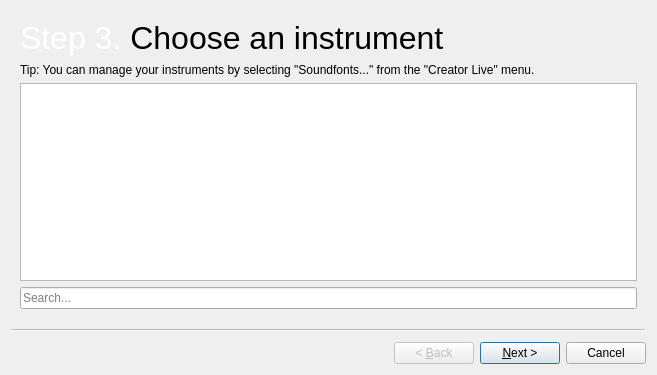
Qt form livesf2/livesf2wizard.ui (jocelyn-stericker/creator-live) before a commit.
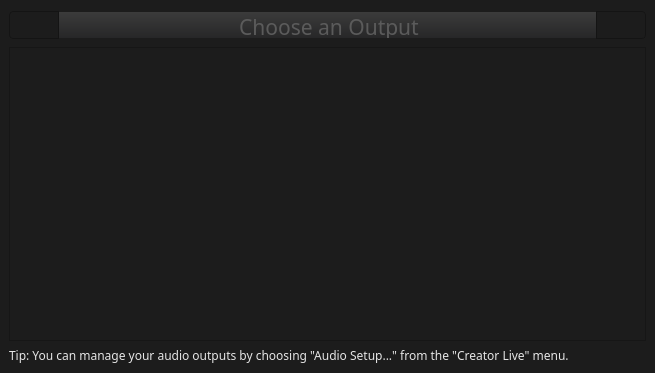
The same form after that commit. Icons and pictures are not drawn.

Diff of the .ui file:
```diff
--- a/livesf2/livesf2wizard.ui
+++ b/livesf2/livesf2wizard.ui
@@ -1,37 +1,537 @@
 <?xml version="1.0" encoding="UTF-8"?>
 <ui version="4.0">
  <class>LiveSF2Wizard</class>
- <widget class="QWizard" name="LiveSF2Wizard">
+ <widget class="QStackedWidget" name="LiveSF2Wizard">
   <property name="geometry">
    <rect>
     <x>0</x>
     <y>0</y>
-    <width>657</width>
-    <height>375</height>
+    <width>655</width>
+    <height>373</height>
    </rect>
   </property>
   <property name="windowTitle">
    <string>Wizard</string>
   </property>
-  <widget class="QWizardPage" name="wizardPage1">
+  <property name="styleSheet">
+   <string notr="true">* {
+    background: #1c1c1c;
+    font-family: handelgotdlig;
+    font-weight: 200;
+}
+
+
+
+ QComboBox {
+     border: 1px solid #141414;
+     border-radius: 4px;
+     padding: 1px 18px 1px 3px;
+     min-width: 6em;
+     color: #e8e8e8;
+ }
+
+ QComboBox:editable {
+    background: #5b5a5b
+ }
+
+ QComboBox:!editable, QComboBox::drop-down:editable {
+      background: qlineargradient(x1: 0, y1: 0, x2: 0, y2: 1,
+      stop: 0 #3c3c3c, stop: 1 #262627);
+ }
+
+ /* QComboBox gets the &quot;on&quot; state when the popup is open */
+ QComboBox:!editable:on, QComboBox::drop-down:editable:on {
+     background: #5b5a5b
+ }
+
+ QComboBox:on { /* shift the text when the popup opens */
+     padding-top: 3px;
+     padding-left: 4px;
+ }
+
+ QComboBox::drop-down {
+     subcontrol-origin: padding;
+     subcontrol-position: top right;
+     width: 15px;
+
+     border-left-width: 1px;
+     border-left-color: darkgray;
+     border-left-style: solid; /* just a single line */
+     border-top-right-radius: 3px; /* same radius as the QComboBox */
+     border-bottom-right-radius: 3px;
+ }
+
+QComboBox QAbstractItemView {
+    border: 1px solid #141414;
+    selection-background-color: #5b5a5b;
+}
+
+ QSpinBox {
+     /*padding-right: 15px; make room for the arrows */
+     background-color: qlineargradient(x1: 0, y1: 0, x2: 0, y2: 1,
+                                      stop: 0 #3c3c3c, stop: 1 #262627);
+    color: #e8e8e8;
+     border: none;
+     border-radius: 4px;
+     /*border-width: 3;*/
+}
+
+QSpinBox::up-button {
+    border: none;
+}
+
+QSpinBox::down-button {
+    border: none;
+}
+
+QLineEdit {
+    border: 1px solid #141414;
+    border-radius: 4px;
+    color: #e8e8e8;
+    background-color: qlineargradient(x1: 0, y1: 0, x2: 0, y2: 1,
+                                     stop: 0 #3c3c3c, stop: 1 #262627);
+    selection-background-color: #e8e8e8;
+    selection-color: #262627
+}
+
+QProgressBar {
+    border: 1px solid #141414;
+    border-radius: 4px;
+    text-align: center;
+ }
+
+
+ QProgressBar::chunk {
+    background-color: qlineargradient(x1: 0, y1: 0, x2: 0, y2: 1,
+                                      stop: 0 #3c3c3c, stop: 1 #262627);
+    width: 20px;
+ }
+
+QFrame, QLabel, QToolTip {
+   color: #e5e5e5;
+   /*border: 1px solid #141414;*/
+}
+
+QFrame[style=&quot;plain&quot;] {
+    border: 100px solid pink;
+}
+
+QAbstractButton {
+   padding: 3px;
+   border: 1px solid #141414;
+   border-radius: 4px;
+   background-color: qlineargradient(x1: 0, y1: 0, x2: 0, y2: 1,
+                                     stop: 0 #3c3c3c, stop: 1 #262627);
+    color: #e8e8e8;
+}
+QAbstractButton::hover {
+   background-color: #5b5a5b;
+}
+
+QAbstractButton::disabled {
+    color: #262627;
+}
+
+QAbstractButton::checked {
+    background-color: #1c1c1c;
+}
+
+ QTabWidget::pane { /* The tab widget frame */
+     border-top: 1px solid #141414;
+     position: absolute;
+     top: -0.5em;
+ }
+
+ QTabWidget::tab-bar {
+     alignment: center;
+ }
+
+ /* Style the tab using the tab sub-control. Note that
+     it reads QTabBar _not_ QTabWidget */
+ QTabBar::tab {
+ background-color: qlineargradient(x1: 0, y1: 0, x2: 0, y2: 1,
+                                   stop: 0 #3c3c3c, stop: 1 #262627);
+
+    border: 1px solid #141414;
+
+     /*border: 2px solid #C4C4C3;
+     border-bottom-color: #C2C7CB; same as the pane color */
+     border-top-left-radius: 4px;
+     border-top-right-radius: 4px;
+     min-width: 8ex;
+     padding: 2px;
+     color: #e8e8e8;
+ }
+
+ QTabBar::tab:selected, QTabBar::tab:hover {
+     background: #5b5a5b;
+ }
+
+ QTabBar::tab:selected {
+     border-color: #5b5a5b;
+     color: #141414;
+     /*border-bottom-color: #C2C7CB; same as pane color */
+ }
+
+ QSlider::groove:horizontal {
+ border: 1px solid #141414;
+     height: 8px; /* the groove expands to the size of the slider by default. by giving it a height, it has a fixed size */
+     background-color: qlineargradient(x1: 0, y1: 0, x2: 0, y2: 1,
+                                       stop: 0 #3c3c3c, stop: 1 #262627);
+     margin: 2px 0;
+ }
+
+ QSlider::handle:horizontal {
+ background-color: qlineargradient(x1: 0, y1: 0, x2: 0, y2: 1,
+                                   stop: 0 #3c3c3c, stop: 1 #262627);     border: 1px solid #5c5c5c;
+     width: 18px;
+     /*margin: -2px 0;  handle is placed by default on the contents rect of the groove. Expand outside the groove */
+     border-radius: 3px;
+ }
+
+  QScrollBar:vertical {
+      border: 0px solid transparent;
+      background: transparent;
+      width: 4px;
+      margin: 0px 0 0px 0;
+  }
+  QScrollBar::handle:vertical {
+      background: #e8e8e8;
+      min-width: 20px;
+      border: 2px solid #e8e8e8;
+      border-radius: 2px;
+  }
+  QScrollBar::add-line:vertical {
+      border: 0px solid transparent;
+      background: transparent;
+      height: 0px;
+      subcontrol-position: bottom;
+      subcontrol-origin: margin;
+  }
+
+  QScrollBar::sub-line:vertical {
+      border: 0px solid transparent;
+      background: transparent;
+      height: 0px;
+      subcontrol-position: top;
+      subcontrol-origin: margin;
+  }
+  QScrollBar::up-arrow:vertical, QScrollBar::down-arrow:vertical {
+      border: 0px solid grey;
+      width: 0px;
+      height: 0px;
+      background: white;
+  }
+
+  QScrollBar::add-page:vertical, QScrollBar::sub-page:vertical {
+      background: none;
+  }
+
+
+
+  QScrollBar:horizontal {
+      border: 0px solid transparent;
+      background: transparent;
+      height: 4px;
+      margin: 0px 0 0px 0;
+  }
+  QScrollBar::handle:horizontal{
+      background: #e8e8e8;
+      min-height: 20px;
+      border: 2px solid #e8e8e8;
+      border-radius: 2px;
+  }
+  QScrollBar::add-line:horizontal {
+      border: 0px solid transparent;
+      background: transparent;
+      height: 0px;
+      subcontrol-position: bottom;
+      subcontrol-origin: margin;
+  }
+
+  QScrollBar::sub-line:horizontal {
+      border: 0px solid transparent;
+      background: transparent;
+      height: 0px;
+      subcontrol-position: top;
+      subcontrol-origin: margin;
+  }
+  QScrollBar::up-arrow:horizontal, QScrollBar::down-arrow:horizontal {
+      border: 0px solid grey;
+      width: 0px;
+      height: 0px;
+      background: white;
+  }
+
+  QScrollBar::add-page:vertical, QScrollBar::sub-page:vertical {
+      background: none;
+  }
+
+
+
+
+
+QSlider::groove:horizontal {
+border: 1px solid #bbb;
+background: white;
+height: 20px;
+border-radius: 4px;
+}
+
+QSlider::groove:vertical {
+border: 1px solid #bbb;
+background: white;
+width: 50px;
+border-radius: 4px;
+}
+
+QSlider::sub-page:horizontal {
+background: qlineargradient(x1: 0, y1: 0,    x2: 0, y2: 1,
+    stop: 0 #444, stop: 1 #bbb);
+background: qlineargradient(x1: 0, y1: 0.2, x2: 1, y2: 1,
+    stop: 0 #bbb, stop: 1 #555);
+border: 0px solid #777;
+height: 40px;
+border-radius: 4px;
+border-top-left-radius: 4px;
+border-top-right-radius: 0px;
+border-bottom-left-radius: 4px;
+border-bottom-right-radius: 0px;
+}
+
+QSlider::sub-page:vertical {
+background: qlineargradient(x1: 0, y1: 1,    x2: 0, y2: 0,
+    stop: 0 #bbb, stop: 1 #444);
+background: qlineargradient(x1: 0, y1: 1, x2: 1, y2: 0.2,
+    stop: 0 #555, stop: 1 #bbb);
+border: 0px solid #777;
+width: 53px;
+border-top-left-radius: 4px;
+border-top-right-radius: 4px;
+border-bottom-left-radius: 0px;
+border-bottom-right-radius: 0px;
+}
+
+QSlider::add-page:horizontal {
+background: qlineargradient(x1: 0, y1: 1,    x2: 0, y2: 0,
+    stop: 0 #bbb, stop: 1 #444);
+background: qlineargradient(x1: 0, y1: 1, x2: 1, y2: 0.2,
+    stop: 0 #555, stop: 1 #bbb);
+border: 0px solid #777;
+height: 40px;
+border-top-left-radius: 0px;
+border-top-right-radius: 4px;
+border-bottom-left-radius: 0px;
+border-bottom-right-radius: 4px;
+}
+
+QSlider::add-page:vertical {
+background: qlineargradient(x1: 0, y1: 1,    x2: 0, y2: 0,
+    stop: 0 #444, stop: 1 #bbb);
+background: qlineargradient(x1: 1, y1: 1, x2: 0, y2: 0.2,
+    stop: 0 #bbb, stop: 1 #555);
+border: 0px solid #777;
+width: 53px;
+border-top-left-radius: 0px;
+border-top-right-radius: 0px;
+border-bottom-left-radius: 4px;
+border-bottom-right-radius: 4px;
+}
+
+QSlider::handle:horizontal {
+     background-color: qlineargradient(x1: 0, y1: 0, x2: 0, y2: 1,
+                                      stop: 0 #3c3c3c, stop: 1 #262627);
+border: 1px solid #777;
+width: 53px;
+margin-top: -2px;
+margin-bottom: -2px;
+border-radius: 10px;
+margin: 2px;
+}
+
+QSlider::handle:vertical {
+     background-color: qlineargradient(x1: 0, y1: 0, x2: 0, y2: 1,
+                                      stop: 0 #3c3c3c, stop: 1 #262627);
+border: 1px solid #777;
+height: 33px;
+margin-top: -2px;
+margin-bottom: -2px;
+border-radius: 10px;
+margin: 2px;
+}
+
+QSlider::sub-page:horizontal:disabled {
+background: #bbb;
+border-color: #999;
+}
+
+QSlider::sub-page:vertical:disabled {
+background: #bbb;
+border-color: #999;
+}
+
+QSlider::add-page:horizontal:disabled {
+background: #eee;
+border-color: #999;
+}
+
+QSlider::add-page:vertical:disabled {
+background: #eee;
+border-color: #999;
+}
+
+QSlider::handle:horizontal:disabled {
+background: #eee;
+border: 1px solid #aaa;
+border-radius: 4px;
+}
+
+QSlider::handle:vertical:disabled {
+background: #eee;
+border: 1px solid #aaa;
+border-radius: 4px;
+}
+
+QStackedWidget {
+background: #1c1c1c;
+border-top-left-radius: 4px;
+border-bottom-left-radius: 4px;
+border-top-right-radius: 0px;
+border-bottom-right-radius: 0px;
+}</string>
+  </property>
+  <property name="currentIndex">
+   <number>1</number>
+  </property>
+  <widget class="QWidget" name="wizardPage1">
    <layout class="QVBoxLayout" name="verticalLayout">
     <item>
-     <widget class="QLabel" name="label_7">
-      <property name="text">
-       <string>&lt;html&gt;&lt;head/&gt;&lt;body&gt;&lt;p&gt;&lt;span style=&quot; font-size:24pt; color:#ffffff;&quot;&gt;Step 3. &lt;/span&gt;&lt;span style=&quot; font-size:24pt; color:#000000;&quot;&gt;Choose an instrument&lt;/span&gt;&lt;/p&gt;&lt;/body&gt;&lt;/html&gt;</string>
+     <widget class="QWidget" name="horizontalWidget_4" native="true">
+      <property name="minimumSize">
+       <size>
+        <width>0</width>
+        <height>32</height>
+       </size>
       </property>
-     </widget>
-    </item>
-    <item>
-     <widget class="QLabel" name="label_8">
-      <property name="text">
-       <string>Tip: You can manage your instruments by selecting &quot;Soundfonts...&quot; from the &quot;Creator Live&quot; menu.</string>
+      <property name="maximumSize">
+       <size>
+        <width>16777215</width>
+        <height>32</height>
+       </size>
       </property>
+      <property name="styleSheet">
+       <string notr="true"/>
+      </property>
+      <layout class="QHBoxLayout" name="horizontalLayout_4">
+       <property name="spacing">
+        <number>0</number>
+       </property>
+       <property name="margin">
+        <number>0</number>
+       </property>
+       <item>
+        <widget class="QToolButton" name="toolButton_back4">
+         <property name="sizePolicy">
+          <sizepolicy hsizetype="Fixed" vsizetype="Expanding">
+           <horstretch>0</horstretch>
+           <verstretch>0</verstretch>
+          </sizepolicy>
+         </property>
+         <property name="minimumSize">
+          <size>
+           <width>50</width>
+           <height>28</height>
+          </size>
+         </property>
+         <property name="maximumSize">
+          <size>
+           <width>50</width>
+           <height>28</height>
+          </size>
+         </property>
+         <property name="styleSheet">
+          <string notr="true">border-top-right-radius: 0px;
+border-bottom-right-radius: 0px;</string>
+         </property>
+         <property name="text">
+          <string/>
+         </property>
+         <property name="icon">
+          <iconset resource="../creator-live/icons/icons.qrc">
+           <normaloff>:/icons/left.png</normaloff>:/icons/left.png</iconset>
+         </property>
+        </widget>
+       </item>
+       <item>
+        <widget class="QLabel" name="label_7">
+         <property name="sizePolicy">
+          <sizepolicy hsizetype="Expanding" vsizetype="Expanding">
+           <horstretch>0</horstretch>
+           <verstretch>0</verstretch>
+          </sizepolicy>
+         </property>
+         <property name="minimumSize">
+          <size>
+           <width>0</width>
+           <height>28</height>
+          </size>
+         </property>
+         <property name="maximumSize">
+          <size>
+           <width>16777215</width>
+           <height>28</height>
+          </size>
+         </property>
+         <property name="styleSheet">
+          <string notr="true">* {
+background: qlineargradient(x1: 0, y1: 0, x2: 0, y2: 1, stop: 0 #3c3c3c, stop: 1 #262627);
+border-top: 1px solid #1c1c1c;
+border-bottom: 1px solid #1c1c1c;
+border-left: 0px solid black;
+border-right: 0px solid black;
+}</string>
+         </property>
+         <property name="text">
+          <string>&lt;html&gt;&lt;head/&gt;&lt;body&gt;&lt;p align=&quot;center&quot;&gt;&lt;span style=&quot; font-size:16pt; color:#5b5b5b;&quot;&gt;Choose an Instrument&lt;/span&gt;&lt;/p&gt;&lt;/body&gt;&lt;/html&gt;</string>
+         </property>
+        </widget>
+       </item>
+       <item>
+        <widget class="QToolButton" name="toolButton_next">
+         <property name="sizePolicy">
+          <sizepolicy hsizetype="Expanding" vsizetype="Expanding">
+           <horstretch>0</horstretch>
+           <verstretch>0</verstretch>
+          </sizepolicy>
+         </property>
+         <property name="minimumSize">
+          <size>
+           <width>50</width>
+           <height>28</height>
+          </size>
+         </property>
+         <property name="maximumSize">
+          <size>
+           <width>50</width>
+           <height>28</height>
+          </size>
+         </property>
+         <property name="styleSheet">
+          <string notr="true">border-top-left-radius: 0px;
+border-bottom-left-radius: 0px;</string>
+         </property>
+         <property name="text">
+          <string/>
+         </property>
+         <property name="icon">
+          <iconset resource="../creator-live/icons/icons.qrc">
+           <normaloff>:/icons/right.png</normaloff>:/icons/right.png</iconset>
+         </property>
+        </widget>
+       </item>
+      </layout>
      </widget>
     </item>
-    <item>
-     <widget class="QListWidget" name="listWidget_out"/>
-    </item>
     <item>
      <widget class="QLineEdit" name="lineEdit">
       <property name="placeholderText">
@@ -39,17 +539,150 @@
       </property>
      </widget>
     </item>
+    <item>
+     <widget class="QListWidget" name="listWidget_out"/>
+    </item>
+    <item>
+     <widget class="QLabel" name="label_8">
+      <property name="text">
+       <string>Tip: You can manage your instruments by selecting &quot;Soundfonts...&quot; from the &quot;Creator Live&quot; menu.</string>
+      </property>
+     </widget>
+    </item>
    </layout>
   </widget>
-  <widget class="QWizardPage" name="wizardPage2">
+  <widget class="QWidget" name="wizardPage2">
    <layout class="QVBoxLayout" name="verticalLayout_2">
     <item>
-     <widget class="QLabel" name="label_9">
-      <property name="text">
-       <string>&lt;html&gt;&lt;head/&gt;&lt;body&gt;&lt;p&gt;&lt;span style=&quot; font-size:24pt; color:#ffffff;&quot;&gt;Step 3. &lt;/span&gt;&lt;span style=&quot; font-size:24pt; color:#000000;&quot;&gt;Choose an output&lt;/span&gt;&lt;/p&gt;&lt;/body&gt;&lt;/html&gt;</string>
+     <widget class="QWidget" name="horizontalWidget_5" native="true">
+      <property name="minimumSize">
+       <size>
+        <width>0</width>
+        <height>32</height>
+       </size>
       </property>
+      <property name="maximumSize">
+       <size>
+        <width>16777215</width>
+        <height>32</height>
+       </size>
+      </property>
+      <property name="styleSheet">
+       <string notr="true"/>
+      </property>
+      <layout class="QHBoxLayout" name="horizontalLayout_5">
+       <property name="spacing">
+        <number>0</number>
+       </property>
+       <property name="margin">
+        <number>0</number>
+       </property>
+       <item>
+        <widget class="QToolButton" name="toolButton_back4_2">
+         <property name="sizePolicy">
+          <sizepolicy hsizetype="Fixed" vsizetype="Expanding">
+           <horstretch>0</horstretch>
+           <verstretch>0</verstretch>
+          </sizepolicy>
+         </property>
+         <property name="minimumSize">
+          <size>
+           <width>50</width>
+           <height>28</height>
+          </size>
+         </property>
+         <property name="maximumSize">
+          <size>
+           <width>50</width>
+           <height>28</height>
+          </size>
+         </property>
+         <property name="styleSheet">
+          <string notr="true">border-top-right-radius: 0px;
+border-bottom-right-radius: 0px;</string>
+         </property>
+         <property name="text">
+          <string/>
+         </property>
+         <property name="icon">
+          <iconset resource="../creator-live/icons/icons.qrc">
+           <normaloff>:/icons/left.png</normaloff>:/icons/left.png</iconset>
+         </property>
+        </widget>
+       </item>
+       <item>
+        <widget class="QLabel" name="label_9">
+         <property name="sizePolicy">
+          <sizepolicy hsizetype="Expanding" vsizetype="Expanding">
+           <horstretch>0</horstretch>
+           <verstretch>0</verstretch>
+          </sizepolicy>
+         </property>
+         <property name="minimumSize">
+          <size>
+           <width>0</width>
+           <height>28</height>
+          </size>
+         </property>
+         <property name="maximumSize">
+          <size>
+           <width>16777215</width>
+           <height>28</height>
+          </size>
+         </property>
+         <property name="styleSheet">
+          <string notr="true">* {
+background: qlineargradient(x1: 0, y1: 0, x2: 0, y2: 1, stop: 0 #3c3c3c, stop: 1 #262627);
+border-top: 1px solid #1c1c1c;
+border-bottom: 1px solid #1c1c1c;
+border-left: 0px solid black;
+border-right: 0px solid black;
+}</string>
+         </property>
+         <property name="text">
+          <string>&lt;html&gt;&lt;head/&gt;&lt;body&gt;&lt;p align=&quot;center&quot;&gt;&lt;span style=&quot; font-size:16pt; color:#5b5b5b;&quot;&gt;Choose an Output&lt;/span&gt;&lt;/p&gt;&lt;/body&gt;&lt;/html&gt;</string>
+         </property>
+        </widget>
+       </item>
+       <item>
+        <widget class="QToolButton" name="toolButton_next_2">
+         <property name="sizePolicy">
+          <sizepolicy hsizetype="Expanding" vsizetype="Expanding">
+           <horstretch>0</horstretch>
+           <verstretch>0</verstretch>
+          </sizepolicy>
+         </property>
+         <property name="minimumSize">
+          <size>
+           <width>50</width>
+           <height>28</height>
+          </size>
+         </property>
+         <property name="maximumSize">
+          <size>
+           <width>50</width>
+           <height>28</height>
+          </size>
+         </property>
+         <property name="styleSheet">
+          <string notr="true">border-top-left-radius: 0px;
+border-bottom-left-radius: 0px;</string>
+         </property>
+         <property name="text">
+          <string/>
+         </property>
+         <property name="icon">
+          <iconset resource="../creator-live/icons/icons.qrc">
+           <normaloff>:/icons/hdd.png</normaloff>:/icons/hdd.png</iconset>
+         </property>
+        </widget>
+       </item>
+      </layout>
      </widget>
     </item>
+    <item>
+     <widget class="QListWidget" name="listWidget_loop"/>
+    </item>
     <item>
      <widget class="QLabel" name="label_10">
       <property name="text">
@@ -57,9 +690,6 @@
       </property>
      </widget>
     </item>
-    <item>
-     <widget class="QListWidget" name="listWidget_out_2"/>
-    </item>
    </layout>
   </widget>
  </widget>
```
Left out of the diff: 4 changed lines with no effect on the pictures.
